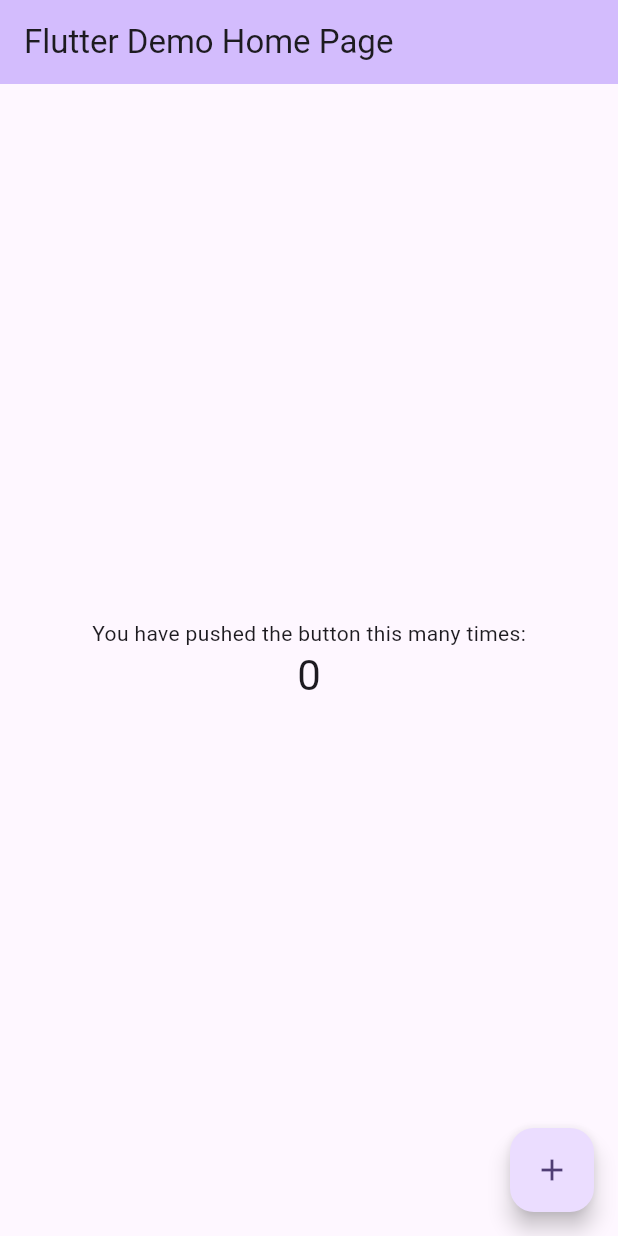
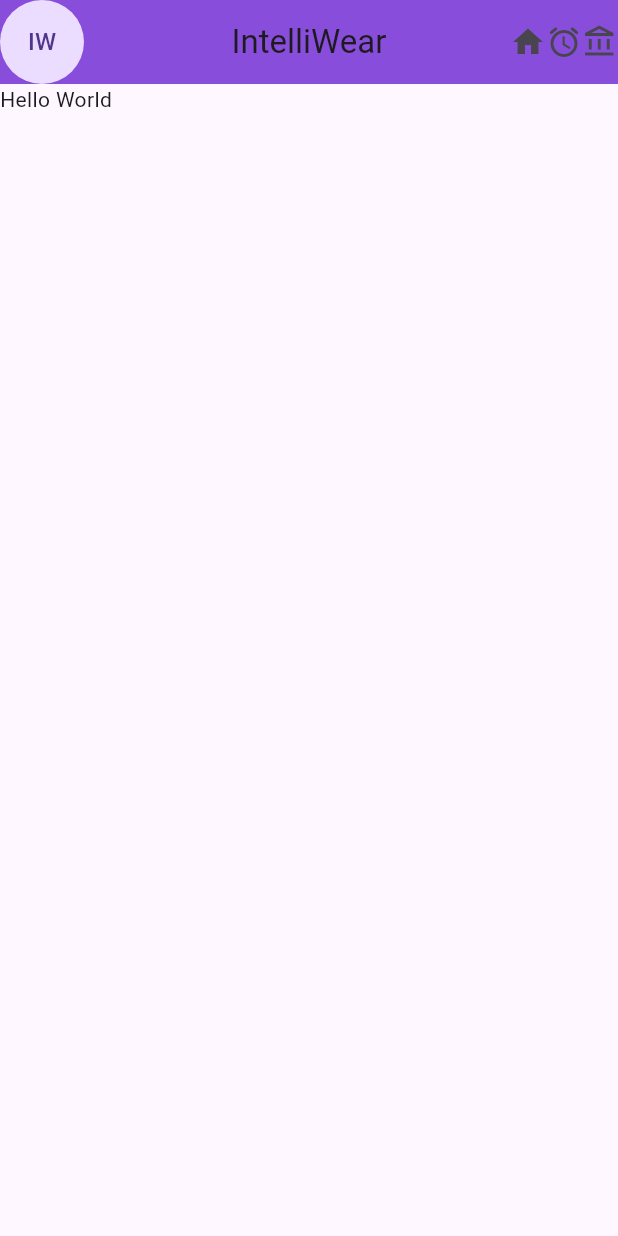
Before and after one commit to PRASHANTKUMAR-7/flutter, a Flutter app: the screen it shows after launch, on a phone screen of 412 x 824 dp. Run offline on Flutter 3.47's test engine with Material 3 defaults, Android fonts, the phone set to English and light mode, and no system bars.

Commit message:
understanding appbar with bg color and action

```diff
--- a/flutter_app_1/lib/main.dart
+++ b/flutter_app_1/lib/main.dart
@@ -1,64 +1,31 @@
 import 'package:flutter/material.dart';
 
 void main() {
-  runApp(const MyApp());
+  runApp(const NewApp());
 }
 
-class MyApp extends StatelessWidget {
-  const MyApp({super.key});
+
+class NewApp extends StatelessWidget {
+  const NewApp({super.key});
+
   @override
   Widget build(BuildContext context) {
     return MaterialApp(
-      title: 'Flutter Demo',
-      theme: ThemeData(
+      home: Scaffold(
+        appBar: AppBar(
+          backgroundColor: const Color.fromARGB(255, 136, 77, 219),
+          centerTitle: true,
+          title: Text("IntelliWear"),
+          actions: [
+            Icon(Icons.home),
+            Icon(Icons.access_alarms_rounded),
+            Icon(Icons.account_balance_outlined),
 
-        colorScheme: .fromSeed(seedColor: Colors.deepPurple),
-      ),
-      home: const MyHomePage(title: 'Flutter Demo Home Page'),
+          ],
+          leading: CircleAvatar(child: Text("IW"),),
+        ),
+        body: Text("Hello World"),
+      )
     );
   }
 }
-
-class MyHomePage extends StatefulWidget {
-  const MyHomePage({super.key, required this.title});
-  final String title;
-  @override
-  State<MyHomePage> createState() => _MyHomePageState();
-}
-class _MyHomePageState extends State<MyHomePage> {
-  int _counter = 0;
-
-  void _incrementCounter() {
-    setState(() {
-
-      _counter++;
-    });
-  }
-
-  @override
-  Widget build(BuildContext context) {
-    return Scaffold(
-      appBar: AppBar(
-        backgroundColor: Theme.of(context).colorScheme.inversePrimary,
-        title: Text(widget.title),
-      ),
-      body: Center(
-        child: Column(
-          mainAxisAlignment: .center,
-          children: [
-            const Text('You have pushed the button this many times:'),
-            Text(
-              '$_counter',
-              style: Theme.of(context).textTheme.headlineMedium,
-            ),
-          ],
-        ),
-      ),
-      floatingActionButton: FloatingActionButton(
-        onPressed: _incrementCounter,
-        tooltip: 'Increment',
-        child: const Icon(Icons.add),
-      ),
-    );
-  }
-}
```
